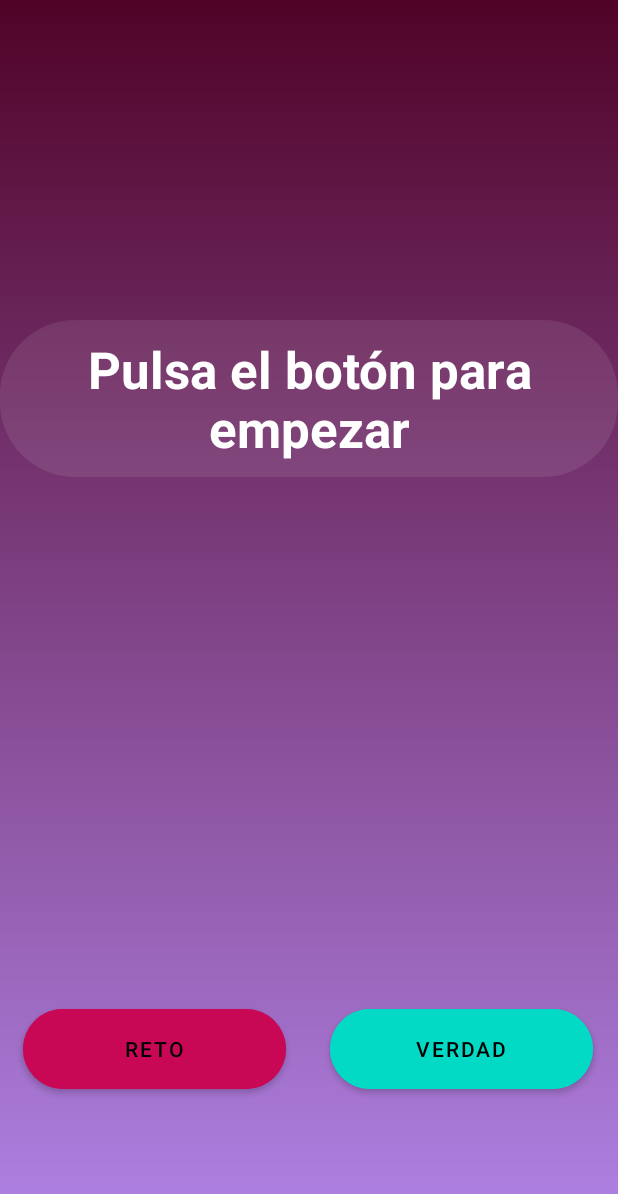
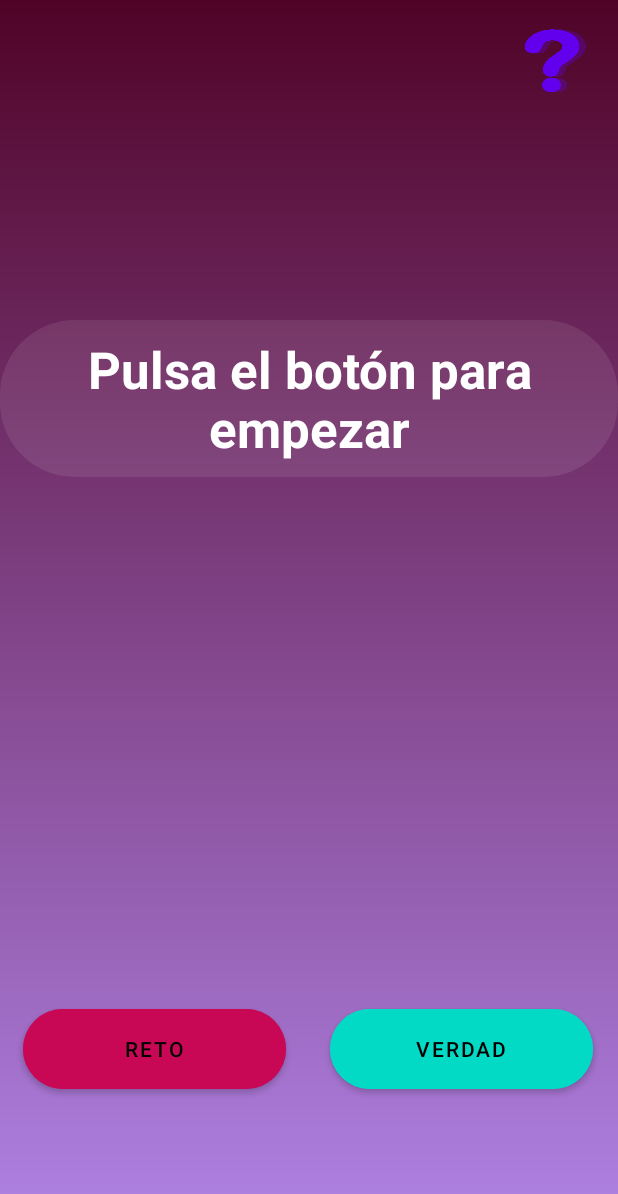
Before and after one commit to Davidmartcab/My-Application, an Android app: the screen it shows after launch (MainActivity), on a phone screen of 412 x 824 dp. Shown: the top 1194 px of the screen. Run offline under Robolectric (Android 15) with nearby library versions, the phone set to English and light mode, and no system bars.

Commit message:
Add
Añadido botón de ayuda

```diff
--- a/app/src/main/java/com/example/myapplication/MainActivity.kt
+++ b/app/src/main/java/com/example/myapplication/MainActivity.kt
@@ -230,6 +230,13 @@ class MainActivity : AppCompatActivity() {
    addNuevo(verdad)
 
   }
+  val help = findViewById<Button>(R.id.btn_help)
+  help.setOnClickListener {
+    val n_retos = retos.count()
+    val n_verdades = verdades.count()
+    Toast.makeText(applicationContext, "Retos: $n_retos, Verdades: $n_verdades. \n Si no cumples los retos deberás quitarte una prenda",Toast.LENGTH_LONG).show()
+
+  }
 
 
  }
--- a/app/src/main/res/layout/activity_main.xml
+++ b/app/src/main/res/layout/activity_main.xml
@@ -7,16 +7,18 @@
     tools:context=".MainActivity">
 
     <!--Se encarga de colocar el color del fondo-->
+
+    <!--Es donde se muestra el texto-->
+
     <ImageView
-        android:contentDescription="@android:string/autofill"
         android:id="@+id/imageView2"
         android:layout_width="match_parent"
         android:layout_height="match_parent"
         android:background="@drawable/gradient_bk"
-        tools:layout_editor_absoluteX="-110dp"
-        tools:layout_editor_absoluteY="0dp" />
+        android:contentDescription="@android:string/autofill"
+        tools:layout_editor_absoluteX="-36dp"
+        tools:layout_editor_absoluteY="-16dp" />
 
-    <!--Es donde se muestra el texto-->
     <TextView
         android:id="@+id/result"
         android:layout_width="match_parent"
@@ -88,5 +90,21 @@
         android:textColor="@color/black"
         />
 
+    <Button
+        android:id="@+id/btn_help"
+        android:layout_width="50dp"
+        android:layout_height="50dp"
+
+        android:layout_marginTop="15dp"
+        android:layout_marginEnd="15dp"
+        android:background="@drawable/interrogacion"
+        app:cornerRadius="50dp"
+        app:layout_constraintBottom_toTopOf="@+id/imageView2"
+        app:layout_constraintEnd_toEndOf="parent"
+        app:layout_constraintHorizontal_bias="1.0"
+        app:layout_constraintStart_toEndOf="@+id/imageView2"
+        app:layout_constraintTop_toTopOf="parent"
+        app:layout_constraintVertical_bias="0.0" />
+
 
 </androidx.constraintlayout.widget.ConstraintLayout>
```
Also changed, not shown: app/src/main/res/drawable/interrogacion.png (added). Lines whose indentation alone changed are shown as unchanged.
